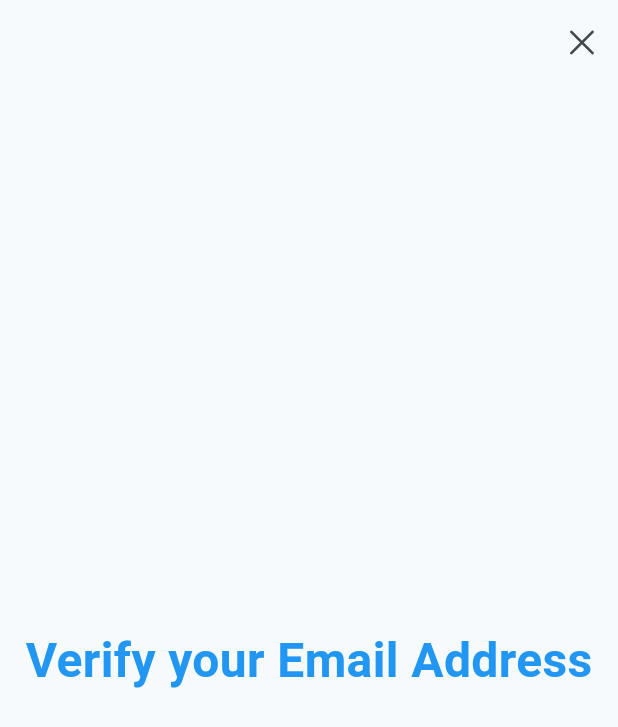
After one commit to anisar17/BikeKollective, a Flutter app: the VerifyEmailScreen screen opened by its route, on a phone screen of 412 x 824 dp. The commit adds this screen. Shown: the top 727 px of the screen. Run offline on Flutter 3.47's test engine with Material 3 defaults, Android fonts, the phone set to English and light mode, and no system bars; our stand-ins replace cloud_firestore, firebase_auth, firebase_core, flutter_rating_bar, flutter_riverpod, flutter_svg and 3 more; missing offline and left inert: flutter_osm_plugin; accounts and stored records are empty; network calls fail.

Commit message:
Verifying email
working on sending an email to verify the user

```diff
--- a/bike_kollective/lib/app.dart
+++ b/bike_kollective/lib/app.dart
@@ -3,6 +3,7 @@ import 'package:bike_kollective/ui/waiver_screen/waiver_screen.dart';
 import 'package:flutter/material.dart';
 import 'landing_screen.dart';
 import 'home_screen.dart';
+import 'package:bike_kollective/ui/verify_email/verify_email_screen.dart';
 
 class MyApp extends StatelessWidget {
   const MyApp({super.key});
@@ -22,6 +23,7 @@ class MyApp extends StatelessWidget {
         '/waiver': (context) => WaiverScreen(),
         '/home': (context) => const MyHomePage(),
         '/auth': (context) => AuthenticationScreen(),
+        '/verify': (context) => VerifyEmailScreen(),
       }
     );
   }
--- a/bike_kollective/lib/authentication_screen.dart
+++ b/bike_kollective/lib/authentication_screen.dart
@@ -1,8 +1,7 @@
 import 'package:firebase_auth/firebase_auth.dart';
 import 'package:flutter/material.dart';
 import 'package:flutter_riverpod/flutter_riverpod.dart';
-import 'package:bike_kollective/data/model/user.dart';
-import 'package:bike_kollective/data/provider/database.dart';
+import 'package:bike_kollective/ui/verify_email/verify_email_screen.dart';
 import 'package:bike_kollective/data/provider/active_user.dart';
 import 'package:google_sign_in/google_sign_in.dart';
 import 'package:bike_kollective/home_screen.dart';
@@ -123,7 +122,7 @@ class AuthenticationScreen extends ConsumerWidget {
       UserCredential userCredential =
           await FirebaseAuth.instance.signInWithCredential(credentials);
       String? uid = userCredential.user?.uid;
-      print(userCredential.user?.displayName);
+      print(userCredential.user?.email);
       print(userCredential.user?.uid);
 
       if (uid != null) {
--- /dev/null
+++ b/bike_kollective/lib/ui/verify_email/verify_email_screen.dart
@@ -0,0 +1,46 @@
+import 'package:firebase_auth/firebase_auth.dart';
+import 'package:flutter/material.dart';
+import 'package:flutter/cupertino.dart';
+import 'package:get/get.dart';
+import 'package:flutter_riverpod/flutter_riverpod.dart';
+import 'package:bike_kollective/authentication_screen.dart';
+import 'package:bike_kollective/data/provider/active_user.dart';
+import 'package:bike_kollective/home_screen.dart';
+
+class VerifyEmailScreen extends StatelessWidget{
+
+  const VerifyEmailScreen({super.key});
+
+  @override
+  Widget build(BuildContext context) {
+    return Scaffold(
+      appBar: AppBar(
+        automaticallyImplyLeading: false,
+        actions: [IconButton(onPressed: () => Get.offAll(() => const AuthenticationScreen()), icon: const Icon(CupertinoIcons.clear))],
+      ),
+      body: Container(
+        child: const Column(
+          crossAxisAlignment: CrossAxisAlignment.stretch,
+          children: [
+             Expanded(
+              flex: 2,
+              child: Column(
+                mainAxisAlignment: MainAxisAlignment.center,
+                children: [
+                  Text(
+                    'Verify your Email Address',
+                    style: TextStyle(
+                      fontSize: 32,
+                      fontWeight: FontWeight.bold,
+                      color: Colors.blue,
+                    ),
+                  ),
+                ],
+                )
+            )
+          ],),
+      )
+    );
+
+  }
+}
--- a/bike_kollective/pubspec.yaml
+++ b/bike_kollective/pubspec.yaml
@@ -46,6 +46,7 @@ dependencies:
   firebase_auth: ^5.3.1
   mocktail: ^1.0.4
   location: ^6.0.2
+  get:
 
 dev_dependencies:
   flutter_test:
```
Also changed, not shown: bike_kollective/lib/ui/verify_email/verify_email_controller.dart (added, +24 -0 lines), bike_kollective/pubspec.lock.
